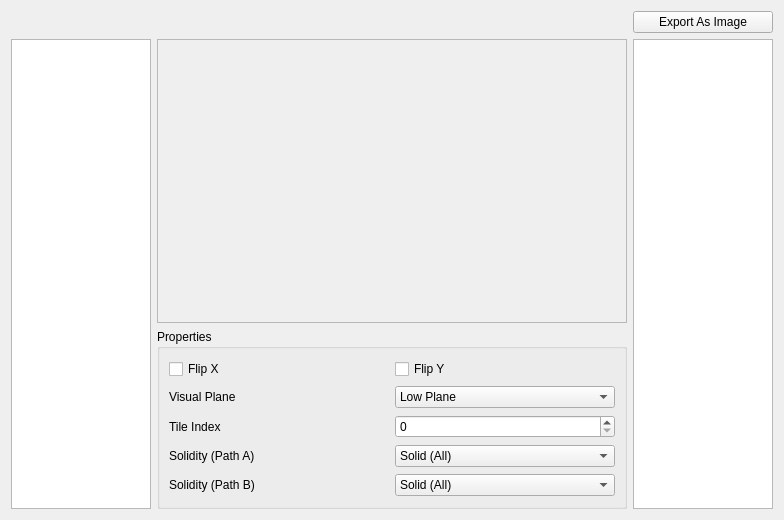
First picture: the form in RetroEDv2/tools/sceneproperties/chunkeditor.ui, repository RSDKModding/RetroED, before the edit.
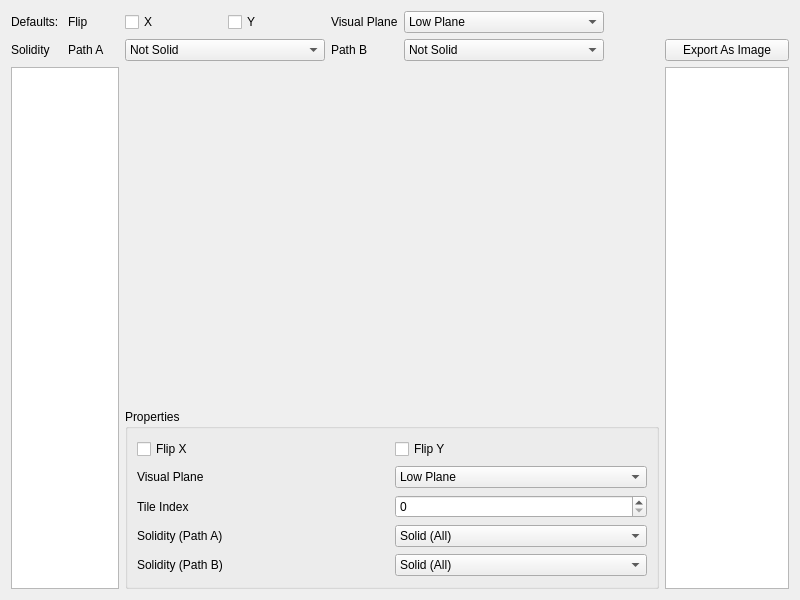
Second picture: the form after the edit.

Diff of the .ui file:
```diff
--- a/RetroEDv2/tools/sceneproperties/chunkeditor.ui
+++ b/RetroEDv2/tools/sceneproperties/chunkeditor.ui
@@ -6,52 +6,60 @@
    <rect>
     <x>0</x>
     <y>0</y>
-    <width>784</width>
-    <height>520</height>
+    <width>800</width>
+    <height>600</height>
    </rect>
   </property>
   <property name="windowTitle">
    <string>Form</string>
   </property>
   <layout class="QGridLayout" name="gridLayout">
-   <item row="1" column="2" rowspan="2">
-    <widget class="QListWidget" name="tileList">
-     <property name="maximumSize">
-      <size>
-       <width>140</width>
-       <height>16777215</height>
-      </size>
+   <item row="1" column="11">
+    <widget class="QPushButton" name="exportImg">
+     <property name="text">
+      <string>Export As Image</string>
      </property>
-     <property name="viewMode">
-      <enum>QListView::IconMode</enum>
+    </widget>
+   </item>
+   <item row="1" column="4">
+    <widget class="QLabel" name="label_8">
+     <property name="text">
+      <string>Path B</string>
      </property>
     </widget>
    </item>
-   <item row="1" column="0" rowspan="2">
-    <widget class="QListWidget" name="chunkList">
-     <property name="maximumSize">
+   <item row="0" column="10">
+    <spacer name="horizontalSpacer">
+     <property name="orientation">
+      <enum>Qt::Horizontal</enum>
+     </property>
+     <property name="sizeHint" stdset="0">
       <size>
-       <width>140</width>
-       <height>16777215</height>
+       <width>40</width>
+       <height>20</height>
       </size>
      </property>
-     <property name="viewMode">
-      <enum>QListView::IconMode</enum>
+    </spacer>
+   </item>
+   <item row="0" column="0">
+    <widget class="QLabel" name="label_5">
+     <property name="text">
+      <string>Defaults:</string>
      </property>
     </widget>
    </item>
-   <item row="1" column="1">
+   <item row="2" column="2" colspan="9">
     <widget class="QFrame" name="viewerFrame">
-     <property name="frameShape">
-      <enum>QFrame::StyledPanel</enum>
-     </property>
-     <property name="frameShadow">
-      <enum>QFrame::Raised</enum>
+     <property name="sizePolicy">
+      <sizepolicy hsizetype="Ignored" vsizetype="Ignored">
+       <horstretch>0</horstretch>
+       <verstretch>0</verstretch>
+      </sizepolicy>
      </property>
      <layout class="QGridLayout" name="gridLayout_3"/>
     </widget>
    </item>
-   <item row="2" column="1">
+   <item row="3" column="2" colspan="9">
     <widget class="QGroupBox" name="groupBox">
      <property name="maximumSize">
       <size>
@@ -187,10 +195,149 @@
      </layout>
     </widget>
    </item>
+   <item row="2" column="11" rowspan="2">
+    <widget class="QListWidget" name="tileList">
+     <property name="maximumSize">
+      <size>
+       <width>140</width>
+       <height>16777215</height>
+      </size>
+     </property>
+     <property name="viewMode">
+      <enum>QListView::IconMode</enum>
+     </property>
+    </widget>
+   </item>
+   <item row="0" column="4">
+    <widget class="QLabel" name="label_6">
+     <property name="text">
+      <string>Visual Plane</string>
+     </property>
+    </widget>
+   </item>
+   <item row="2" column="0" rowspan="2" colspan="2">
+    <widget class="QListWidget" name="chunkList">
+     <property name="maximumSize">
+      <size>
+       <width>140</width>
+       <height>16777215</height>
+      </size>
+     </property>
+     <property name="viewMode">
+      <enum>QListView::IconMode</enum>
+     </property>
+    </widget>
+   </item>
+   <item row="1" column="1">
+    <widget class="QLabel" name="label_7">
+     <property name="text">
+      <string>Path A</string>
+     </property>
+    </widget>
+   </item>
+   <item row="0" column="3">
+    <widget class="QCheckBox" name="defFlipY">
+     <property name="text">
+      <string>Y</string>
+     </property>
+    </widget>
+   </item>
    <item row="0" column="2">
-    <widget class="QPushButton" name="exportImg">
+    <widget class="QCheckBox" name="defFlipX">
      <property name="text">
-      <string>Export As Image</string>
+      <string>X</string>
+     </property>
+    </widget>
+   </item>
+   <item row="1" column="2" colspan="2">
+    <widget class="QComboBox" name="defSolidA">
+     <property name="currentIndex">
+      <number>3</number>
+     </property>
+     <item>
+      <property name="text">
+       <string>Solid (All)</string>
+      </property>
+     </item>
+     <item>
+      <property name="text">
+       <string>Solid (Top Only, Grippable)</string>
+      </property>
+     </item>
+     <item>
+      <property name="text">
+       <string>Solid (All Except Top)</string>
+      </property>
+     </item>
+     <item>
+      <property name="text">
+       <string>Not Solid</string>
+      </property>
+     </item>
+     <item>
+      <property name="text">
+       <string>Solid (Top Only, Not Grippable)</string>
+      </property>
+     </item>
+    </widget>
+   </item>
+   <item row="0" column="1">
+    <widget class="QLabel" name="label_9">
+     <property name="text">
+      <string>Flip</string>
+     </property>
+    </widget>
+   </item>
+   <item row="0" column="5">
+    <widget class="QComboBox" name="defVisPlane">
+     <item>
+      <property name="text">
+       <string>Low Plane</string>
+      </property>
+     </item>
+     <item>
+      <property name="text">
+       <string>High Plane</string>
+      </property>
+     </item>
+    </widget>
+   </item>
+   <item row="1" column="5">
+    <widget class="QComboBox" name="defSolidB">
+     <property name="currentIndex">
+      <number>3</number>
+     </property>
+     <item>
+      <property name="text">
+       <string>Solid (All)</string>
+      </property>
+     </item>
+     <item>
+      <property name="text">
+       <string>Solid (Top Only, Grippable)</string>
+      </property>
+     </item>
+     <item>
+      <property name="text">
+       <string>Solid (All Except Top)</string>
+      </property>
+     </item>
+     <item>
+      <property name="text">
+       <string>Not Solid</string>
+      </property>
+     </item>
+     <item>
+      <property name="text">
+       <string>Solid (Top Only, Not Grippable)</string>
+      </property>
+     </item>
+    </widget>
+   </item>
+   <item row="1" column="0">
+    <widget class="QLabel" name="label_10">
+     <property name="text">
+      <string>Solidity</string>
      </property>
     </widget>
    </item>
```
Left out of the diff: 8 changed lines with no effect on the pictures.
